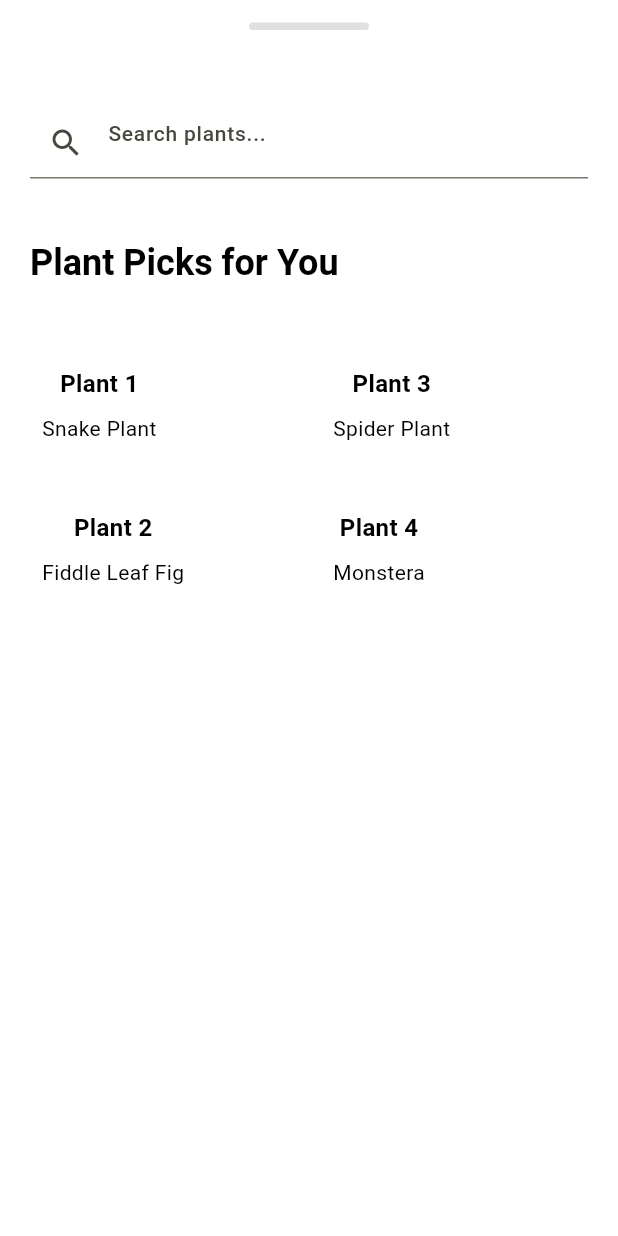
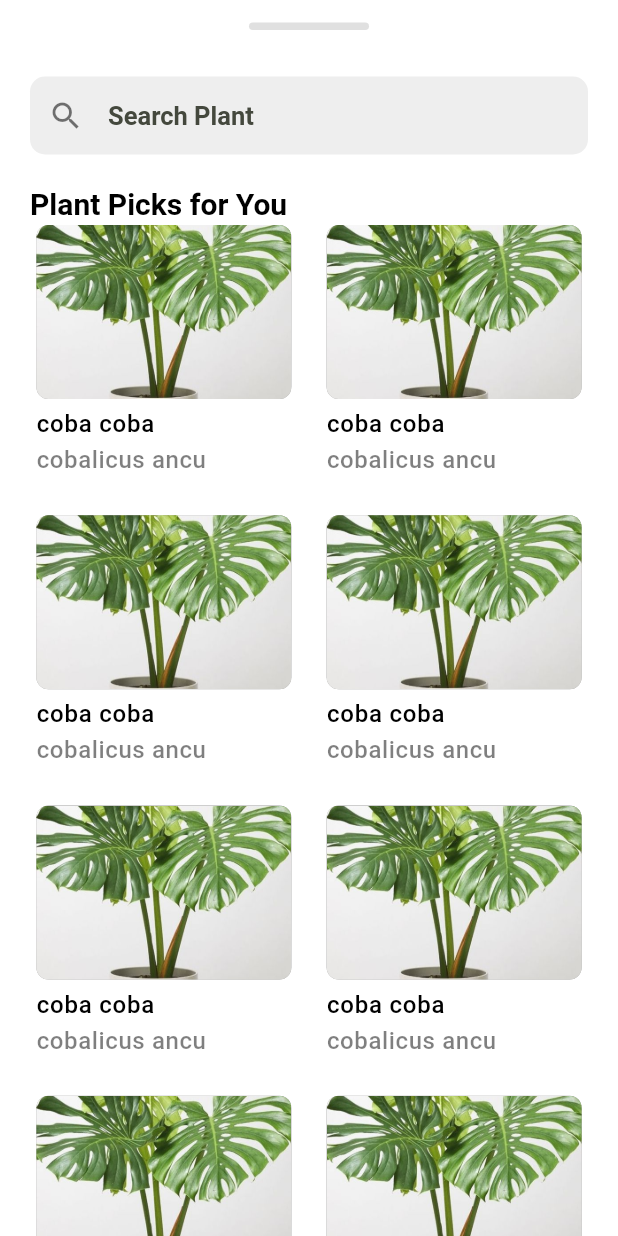
Before and after one commit to v-chns/greenMate, a Flutter app: the PanelWidget widget shown alone on an empty page, opened directly with empty values, on a phone screen of 412 x 824 dp. Run offline on Flutter 3.47's test engine with Material 3 defaults, Android fonts, the light colour scheme and no system bars; our stand-ins replace camera, flutter_svg, get, image_picker, sliding_up_panel.

Commit message:
Camera Layout Fix

```diff
--- a/lib/common/widgets/PanelWidget.dart
+++ b/lib/common/widgets/PanelWidget.dart
@@ -1,5 +1,4 @@
 import 'package:flutter/material.dart';
-import 'package:get/get.dart';
 
 class PanelWidget extends StatefulWidget {
   final ScrollController controller;
@@ -24,10 +23,26 @@ class _PanelWidgetState extends State<PanelWidget>{
     });
   }
 
+  final List<Map<String, String>> plantData = [
+    {
+      'name': 'Plant 1',
+      'class': 'Class A',
+      'imagePath': 'assets/images/dummyplant.jpg',
+    },
+    {
+      'name': 'Plant 2',
+      'class': 'Class B',
+      'imagePath': 'assets/images/dummyplant.jpg',
+    },
+    // Add more plant data as needed
+  ];
+
+
+
   @override
   Widget build(BuildContext context) {
     return ListView(
-        padding: EdgeInsets.only(top: 15.0),
+        padding: EdgeInsets.only(top: 15.0, left: 20.0, right: 20.0, bottom: 20.0),
         controller: widget.controller,
         children:  [
           // Drag handler (garis abu)
@@ -41,75 +56,70 @@ class _PanelWidgetState extends State<PanelWidget>{
               ),
             ),
           ),
-          // hasil image detection
+          // dahlah ini jadiin space aja wkwk karena jadinya bagus
           Padding(
             padding: resultText.isEmpty ? EdgeInsets.zero : EdgeInsets.all(20.0),
             child: Text(resultText, style: Theme.of(context).textTheme.headlineMedium,), // Display the result text
           ),
-          const Padding(
-            padding: EdgeInsets.all(20.0),
+          Container(
             child: TextField(
+              style: Theme.of(context).textTheme.titleLarge,
               decoration: InputDecoration(
-                hintText: 'Search plants...',
-                prefixIcon: Icon(Icons.search),
+                hintText: 'Search Plant',
+                prefixIcon: Icon(Icons.search, size: 24.0, color: Colors.black54),
+                filled: true,
+                fillColor: Colors.grey[200],
+                border: OutlineInputBorder(
+                  borderRadius: BorderRadius.circular(10.0),
+                  borderSide: BorderSide.none, // Removes the border side
+                ),
+                contentPadding: EdgeInsets.symmetric(vertical: 15.0, horizontal: 20.0),
               ),
             ),
           ),
           Padding(
-            padding: EdgeInsets.all(20.0),
+            padding: EdgeInsets.only(top: 20.0),
             child:
-            Text("Plant Picks for You", style: Theme.of(context).textTheme.headlineMedium,),
+            Text("Plant Picks for You", style: Theme.of(context).textTheme.headlineSmall,),
           ),
           // List of plants
           Padding(
-            padding: EdgeInsets.all(20.0),
-            child: Row(
-              children: [
-                // First Column
-                Expanded(
-                  child: Container(
-                    padding: EdgeInsets.symmetric(horizontal: 8.0),
-                    child: Column(
-                      children: [
-                        _buildPlantContainer('Plant 1', 'Snake Plant', 'assets/images/plant_dummy.jpg'),
-                        _buildPlantContainer('Plant 2', 'Fiddle Leaf Fig', 'assets/images/plant_dummy.jpg'),
-                        // Add more plants as needed
-                      ],
-                    ),
-                  ),
-                ),
-                SizedBox(width: 16.0), // Spacer between columns
-                // Second Column
-                Expanded(
-                  child: Container(
-                    padding: EdgeInsets.symmetric(horizontal: 8.0),
-                    child: Column(
-                      children: [
-                        _buildPlantContainer('Plant 3', 'Spider Plant', 'assets/images/plant_dummy.jpg'),
-                        _buildPlantContainer('Plant 4', 'Monstera', 'assets/images/plant_dummy.jpg'),
-                        // Add more plants as needed
-                      ],
-                    ),
-                  ),
-                ),
+            padding: EdgeInsets.zero,
+            child: GridView.count(
+              crossAxisCount: 2,
+              crossAxisSpacing: 15,
+              mainAxisSpacing: 15,
+              shrinkWrap: true,
+              physics: NeverScrollableScrollPhysics(),
+              children: <Widget>[
+                _buildPlantContainer("coba coba", "cobalicus ancu", "assets/images/dummyplant.jpg", context),
+                _buildPlantContainer("coba coba", "cobalicus ancu", "assets/images/dummyplant.jpg", context),
+                _buildPlantContainer("coba coba", "cobalicus ancu", "assets/images/dummyplant.jpg", context),
+                _buildPlantContainer("coba coba", "cobalicus ancu", "assets/images/dummyplant.jpg", context),
+                _buildPlantContainer("coba coba", "cobalicus ancu", "assets/images/dummyplant.jpg", context),
+                _buildPlantContainer("coba coba", "cobalicus ancu", "assets/images/dummyplant.jpg", context),
+                _buildPlantContainer("coba coba", "cobalicus ancu", "assets/images/dummyplant.jpg", context),
+                _buildPlantContainer("coba coba", "cobalicus ancu", "assets/images/dummyplant.jpg", context),
+                _buildPlantContainer("coba coba", "cobalicus ancu", "assets/images/dummyplant.jpg", context),
+                _buildPlantContainer("coba coba", "cobalicus ancu", "assets/images/dummyplant.jpg", context),
               ],
             ),
           ),
-
         ],
       );
   }
 
 }
 
-Widget _buildPlantContainer(String plantName, String plantClassName, String imagePath) {
+Widget _buildPlantContainer(String plantName, String plantClassName, String imagePath, BuildContext context) {
   return Container(
-    margin: EdgeInsets.only(bottom: 16.0),
-    child: Row(
+    child: Column(
       children: [
         Container(
-          height: 80.0, // Adjust the height of the picture container as needed
+          height: 116.0,
+          width: 170,
           decoration: BoxDecoration(
+            color: Colors.grey,
             borderRadius: BorderRadius.circular(8.0),
             image: DecorationImage(
               image: AssetImage(imagePath),
@@ -117,13 +127,30 @@ Widget _buildPlantContainer(String plantName, String plantClassName, String imag
             ),
           ),
         ),
-        SizedBox(height: 8.0),
-        Column(
-          children: [
-            Text(plantName, style: TextStyle(fontSize: 16.0, fontWeight: FontWeight.bold)),
-            SizedBox(height: 8.0),
-            Text(plantClassName, style: TextStyle(fontSize: 14.0)),
-          ],
+        SizedBox(height: 5.0),
+        Container(
+          width: 170,
+          child: Column(
+            mainAxisAlignment: MainAxisAlignment.start,
+            crossAxisAlignment: CrossAxisAlignment.start,
+            children: [
+              Container(
+                child: Text(
+                  plantName,
+                  style: Theme.of(context).textTheme.bodyLarge,
+                  textAlign: TextAlign.left,
+                ),
+              ),
+              SizedBox(height: 1.0),
+              Container(
+                child: Text(
+                  plantClassName,
+                  style: Theme.of(context).textTheme.bodySmall,
+                  textAlign: TextAlign.left,
+                ),
+              ),
+            ],
+          ),
         ),
 
       ],
--- a/lib/data/services/PlantDetectionService.dart
+++ b/lib/data/services/PlantDetectionService.dart
@@ -10,11 +10,14 @@ class PlantDetectionService {
 
   static Future<String> detectPlant(String imagePath) async {
     try {
-      final Uri uri = Uri.parse('$_baseUrl/images/classify/plants');
+      final Uri uri = Uri.parse(_baseUrl + 'images/classify/plant');
 
       List<int> imageBytes = await File(imagePath).readAsBytes();
 
       var request = http.MultipartRequest('POST', uri);
+
+      print("request:");
+      print(request);
 
       request.files.add(
         http.MultipartFile.fromBytes(
@@ -24,7 +27,7 @@ class PlantDetectionService {
         ),
       );
 
-      request.headers['Content-Type'] = 'multipart/form-data';
+      //request.headers['Content-Type'] = 'multipart/form-data';
       request.headers['Authorization'] = _token;
 
       final response = await request.send();
@@ -43,10 +46,12 @@ class PlantDetectionService {
           return 'Plant not found in the image.';
         }
       } else {
-        return 'Error: ${response.reasonPhrase}';
+        print('Error ${response.statusCode}: ${response.reasonPhrase}');
+        print('Response headers: ${response.headers}');
+        return 'Error 1: ${response.reasonPhrase}';
       }
     } catch (error) {
-      return 'Error: $error';
+      return 'Error 2: $error';
     }
   }
 }
--- a/lib/features/screens/Tutorial.dart
+++ b/lib/features/screens/Tutorial.dart
@@ -1,12 +1,10 @@
 import 'package:flutter/material.dart';
 import 'package:camera/camera.dart';
-import 'package:get/get.dart';
 import 'package:greenmate/common/widgets/PanelWidget.dart';
 import 'package:greenmate/data/services/PlantDetectionService.dart';
-import 'package:path/path.dart';
-import 'package:path_provider/path_provider.dart';
 import 'package:sliding_up_panel/sliding_up_panel.dart';
 import 'package:image_picker/image_picker.dart';
+import 'package:greenmate/utils/helpers/MediaSizeClipper.dart';
 
 
 late List<CameraDescription> cameras;
@@ -58,7 +56,7 @@ class _TutorialState extends State<Tutorial> {
   }
 
   void showResult(BuildContext context, String result) {
-
+    print("babi");
   }
 
   Future<void> chooseImageFromAlbum(BuildContext context) async {
@@ -97,7 +95,17 @@ class _TutorialState extends State<Tutorial> {
             FutureBuilder(future: cameraValue, builder: (context, snapshot){
               if(snapshot.connectionState == ConnectionState.done){
 
-                return CameraPreview(_cameraController);
+                final mediaSize = MediaQuery.of(context).size;
+                final scale = 1 / (_cameraController.value.aspectRatio * mediaSize.aspectRatio);
+
+                return ClipRect(
+                  clipper: MediaSizeClipper(mediaSize),
+                  child: Transform.scale(
+                    scale: scale,
+                    alignment: Alignment.topCenter,
+                    child: CameraPreview(_cameraController),
+                  ),
+                );
               } else {
                 return const Center(child: CircularProgressIndicator());
               }
@@ -105,7 +113,7 @@ class _TutorialState extends State<Tutorial> {
 
             // Custom shutter button
             Positioned(
-              bottom: 140.0,
+              bottom: MediaQuery.of(context).size.height * 0.2,
               left: MediaQuery.of(context).size.width / 2 - 45.0,
               child: InkWell(
                 child: const Icon(Icons.panorama_fish_eye_outlined, color: Colors.white, size: 90.0),
@@ -129,8 +137,8 @@ class _TutorialState extends State<Tutorial> {
 
             // Icon to open album
             Positioned(
-              bottom: 160.0,
-              right: 20.0,
+              bottom: MediaQuery.of(context).size.height * 0.22,
+              right: 30.0,
               child: IconButton(
                 icon: const Icon(Icons.photo_library, color: Colors.white, size: 30.0),
                 onPressed: () {
--- /dev/null
+++ b/lib/utils/helpers/MediaSizeClipper.dart
@@ -0,0 +1,18 @@
+
+import 'package:flutter/cupertino.dart';
+
+class MediaSizeClipper extends CustomClipper<Rect> {
+  final Size mediaSize;
+  const MediaSizeClipper(this.mediaSize);
+
+  @override
+  Rect getClip(Size size) {
+    return Rect.fromLTWH(0, 0, mediaSize.width, mediaSize.height);
+  }
+
+  @override
+  bool shouldReclip(CustomClipper<Rect> oldClipper) {
+    return true;
+  }
+
+}
--- a/lib/utils/theme/custom_themes/text_theme.dart
+++ b/lib/utils/theme/custom_themes/text_theme.dart
@@ -6,18 +6,18 @@ class greenmateTextTheme {
   static TextTheme lightTextTheme = TextTheme(
     headlineLarge: const TextStyle().copyWith(fontSize: 32.0, fontWeight: FontWeight.bold, color: Colors.black),
     headlineMedium: const TextStyle().copyWith(fontSize: 24.0, fontWeight: FontWeight.w600, color: Colors.black),
-    headlineSmall: const TextStyle().copyWith(fontSize: 18.0, fontWeight: FontWeight.w600, color: Colors.black),
+    headlineSmall: const TextStyle().copyWith(fontSize: 20.0, fontWeight: FontWeight.w600, color: Colors.black),
 
-    titleLarge: const TextStyle().copyWith(fontSize: 16.0, fontWeight: FontWeight.w600, color: Colors.black),
-    titleMedium: const TextStyle().copyWith(fontSize: 16.0, fontWeight: FontWeight.w500, color: Colors.black),
-    titleSmall: const TextStyle().copyWith(fontSize: 16.0, fontWeight: FontWeight.w400, color: Colors.black),
+    titleLarge: const TextStyle().copyWith(fontSize: 17.0, fontWeight: FontWeight.w600, color: Colors.black),
+    titleMedium: const TextStyle().copyWith(fontSize: 17.0, fontWeight: FontWeight.w500, color: Colors.black),
+    titleSmall: const TextStyle().copyWith(fontSize: 17.0, fontWeight: FontWeight.w400, color: Colors.black),
 
-    bodyLarge: const TextStyle().copyWith(fontSize: 14.0, fontWeight: FontWeight.w500, color: Colors.black),
-    bodyMedium: const TextStyle().copyWith(fontSize: 14.0, fontWeight: FontWeight.normal, color: Colors.black),
-    bodySmall: const TextStyle().copyWith(fontSize: 14.0, fontWeight: FontWeight.w500, color: Colors.black.withOpacity(0.5)),
+    bodyLarge: const TextStyle().copyWith(fontSize: 16.0, fontWeight: FontWeight.w500, color: Colors.black),
+    bodyMedium: const TextStyle().copyWith(fontSize: 16.0, fontWeight: FontWeight.normal, color: Colors.black),
+    bodySmall: const TextStyle().copyWith(fontSize: 16.0, fontWeight: FontWeight.w500, color: Colors.black.withOpacity(0.5)),
 
-    labelLarge: const TextStyle().copyWith(fontSize: 12.0, fontWeight: FontWeight.normal, color: Colors.black),
-    labelMedium: const TextStyle().copyWith(fontSize: 12.0, fontWeight: FontWeight.normal, color: Colors.black.withOpacity(0.5)),
+    labelLarge: const TextStyle().copyWith(fontSize: 16.0, fontWeight: FontWeight.normal, color: Colors.black),
+    labelMedium: const TextStyle().copyWith(fontSize: 16.0, fontWeight: FontWeight.normal, color: Colors.black.withOpacity(0.5)),
 
   );
 
@@ -30,12 +30,12 @@ class greenmateTextTheme {
     titleMedium: const TextStyle().copyWith(fontSize: 16.0, fontWeight: FontWeight.w500, color: Colors.white),
     titleSmall: const TextStyle().copyWith(fontSize: 16.0, fontWeight: FontWeight.w400, color: Colors.white),
 
-    bodyLarge: const TextStyle().copyWith(fontSize: 14.0, fontWeight: FontWeight.w500, color: Colors.white),
-    bodyMedium: const TextStyle().copyWith(fontSize: 14.0, fontWeight: FontWeight.normal, color: Colors.white),
+    bodyLarge: const TextStyle().copyWith(fontSize: 15.0, fontWeight: FontWeight.w500, color: Colors.white),
+    bodyMedium: const TextStyle().copyWith(fontSize: 15.0, fontWeight: FontWeight.normal, color: Colors.white),
     bodySmall: const TextStyle().copyWith(fontSize: 14.0, fontWeight: FontWeight.w500, color: Colors.white.withOpacity(0.5)),
 
-    labelLarge: const TextStyle().copyWith(fontSize: 12.0, fontWeight: FontWeight.normal, color: Colors.white),
-    labelMedium: const TextStyle().copyWith(fontSize: 12.0, fontWeight: FontWeight.normal, color: Colors.white.withOpacity(0.5)),
+    labelLarge: const TextStyle().copyWith(fontSize: 13.0, fontWeight: FontWeight.normal, color: Colors.white),
+    labelMedium: const TextStyle().copyWith(fontSize: 13.0, fontWeight: FontWeight.normal, color: Colors.white.withOpacity(0.5)),
   );
 
 }
```
Also changed, not shown: assets/images/dummyplant.jpg (added).
